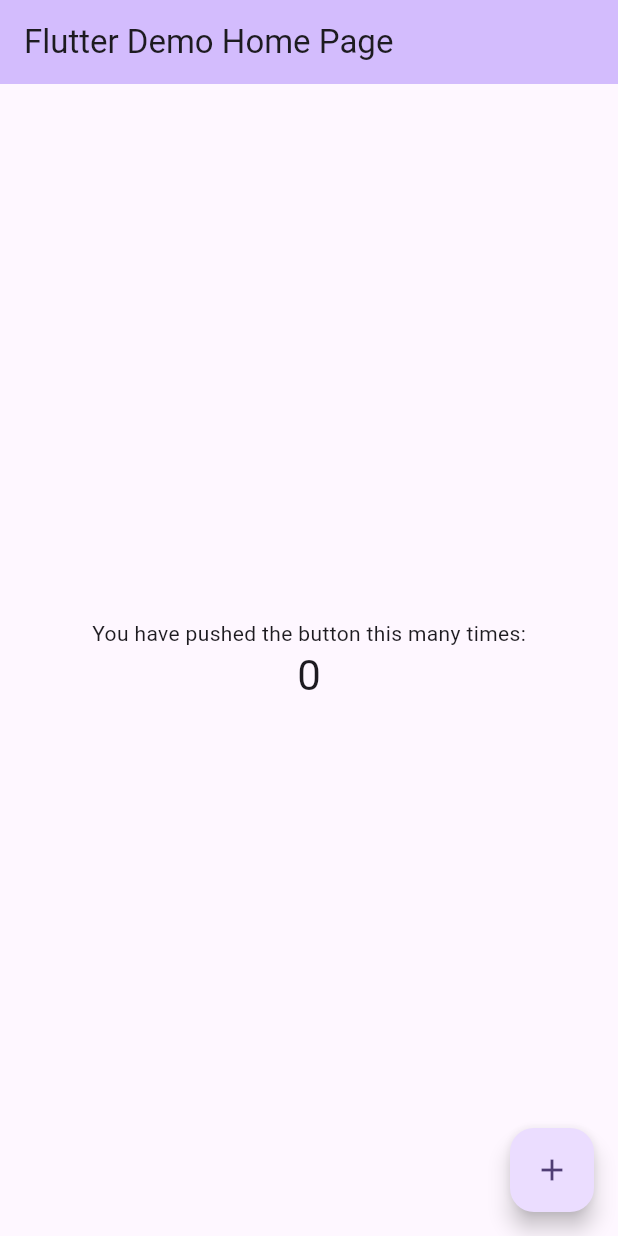
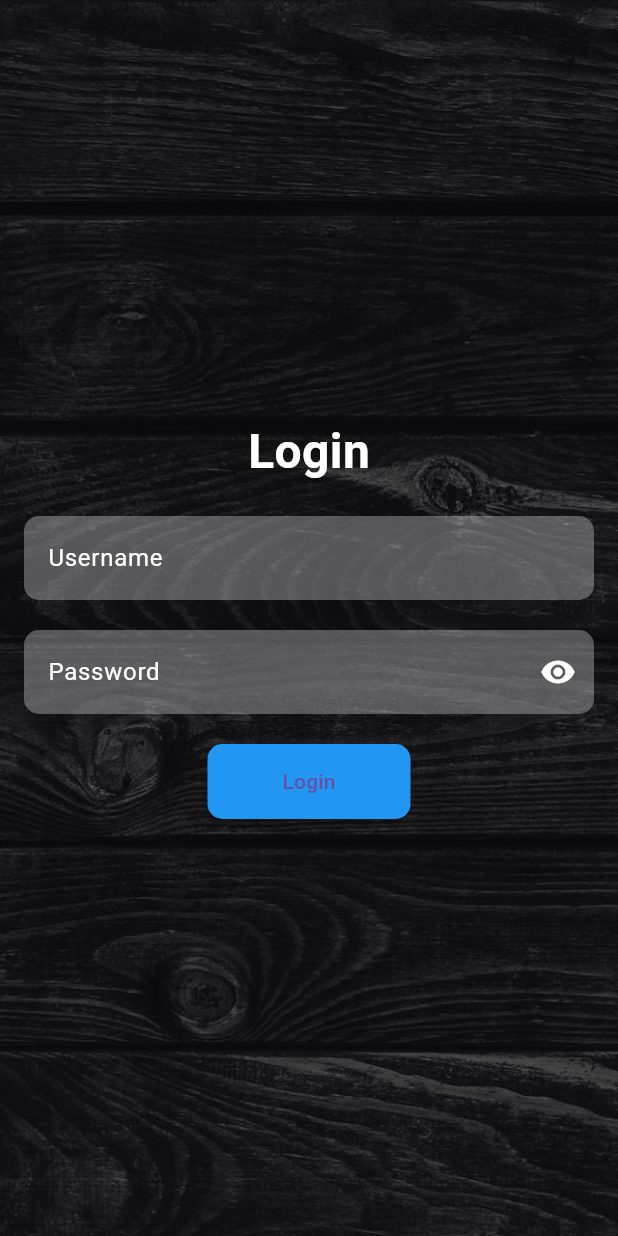
Before and after one commit to Nimalsh/fitEats, a Flutter app: the screen it shows after launch, on a phone screen of 412 x 824 dp. Run offline on Flutter 3.47's test engine with Material 3 defaults, Android fonts, the phone set to English and light mode, and no system bars.

Commit message:
login page create

```diff
--- a/fiteatsmobile/lib/main.dart
+++ b/fiteatsmobile/lib/main.dart
@@ -1,3 +1,4 @@
+import 'package:fiteatsmobile/user/user_login.dart';
 import 'package:flutter/material.dart';
 
 void main() {
@@ -5,121 +6,17 @@
 }
 
 class MyApp extends StatelessWidget {
-  const MyApp({super.key});
+  const MyApp({Key? key}) : super(key: key);
 
-  // This widget is the root of your application.
   @override
   Widget build(BuildContext context) {
     return MaterialApp(
-      title: 'Flutter Demo',
+      debugShowCheckedModeBanner: false,
+      title: 'FIT eats',
       theme: ThemeData(
-        // This is the theme of your application.
-        //
-        // TRY THIS: Try running your application with "flutter run". You'll see
-        // the application has a purple toolbar. Then, without quitting the app,
-        // try changing the seedColor in the colorScheme below to Colors.green
-        // and then invoke "hot reload" (save your changes or press the "hot
-        // reload" button in a Flutter-supported IDE, or press "r" if you used
-        // the command line to start the app).
-        //
-        // Notice that the counter didn't reset back to zero; the application
-        // state is not lost during the reload. To reset the state, use hot
-        // restart instead.
-        //
-        // This works for code too, not just values: Most code changes can be
-        // tested with just a hot reload.
-        colorScheme: ColorScheme.fromSeed(seedColor: Colors.deepPurple),
-        useMaterial3: true,
+        primarySwatch: Colors.blue,
       ),
-      home: const MyHomePage(title: 'Flutter Demo Home Page'),
+      home: LoginPage(),
     );
   }
 }
-
-class MyHomePage extends StatefulWidget {
-  const MyHomePage({super.key, required this.title});
-
-  // This widget is the home page of your application. It is stateful, meaning
-  // that it has a State object (defined below) that contains fields that affect
-  // how it looks.
-
-  // This class is the configuration for the state. It holds the values (in this
-  // case the title) provided by the parent (in this case the App widget) and
-  // used by the build method of the State. Fields in a Widget subclass are
-  // always marked "final".
-
-  final String title;
-
-  @override
-  State<MyHomePage> createState() => _MyHomePageState();
-}
-
-class _MyHomePageState extends State<MyHomePage> {
-  int _counter = 0;
-
-  void _incrementCounter() {
-    setState(() {
-      // This call to setState tells the Flutter framework that something has
-      // changed in this State, which causes it to rerun the build method below
-      // so that the display can reflect the updated values. If we changed
-      // _counter without calling setState(), then the build method would not be
-      // called again, and so nothing would appear to happen.
-      _counter++;
-    });
-  }
-
-  @override
-  Widget build(BuildContext context) {
-    // This method is rerun every time setState is called, for instance as done
-    // by the _incrementCounter method above.
-    //
-    // The Flutter framework has been optimized to make rerunning build methods
-    // fast, so that you can just rebuild anything that needs updating rather
-    // than having to individually change instances of widgets.
-    return Scaffold(
-      appBar: AppBar(
-        // TRY THIS: Try changing the color here to a specific color (to
-        // Colors.amber, perhaps?) and trigger a hot reload to see the AppBar
-        // change color while the other colors stay the same.
-        backgroundColor: Theme.of(context).colorScheme.inversePrimary,
-        // Here we take the value from the MyHomePage object that was created by
-        // the App.build method, and use it to set our appbar title.
-        title: Text(widget.title),
-      ),
-      body: Center(
-        // Center is a layout widget. It takes a single child and positions it
-        // in the middle of the parent.
-        child: Column(
-          // Column is also a layout widget. It takes a list of children and
-          // arranges them vertically. By default, it sizes itself to fit its
-          // children horizontally, and tries to be as tall as its parent.
-          //
-          // Column has various properties to control how it sizes itself and
-          // how it positions its children. Here we use mainAxisAlignment to
-          // center the children vertically; the main axis here is the vertical
-          // axis because Columns are vertical (the cross axis would be
-          // horizontal).
-          //
-          // TRY THIS: Invoke "debug painting" (choose the "Toggle Debug Paint"
-          // action in the IDE, or press "p" in the console), to see the
-          // wireframe for each widget.
-          mainAxisAlignment: MainAxisAlignment.center,
-          children: <Widget>[
-            const Text(
-              'You have pushed the button this many times:',
-            ),
-            Text(
-              '$_counter',
-              style: Theme.of(context).textTheme.headlineMedium,
-            ),
-          ],
-        ),
-      ),
-      floatingActionButton: FloatingActionButton(
-        onPressed: _incrementCounter,
-        tooltip: 'Increment',
-        child: const Icon(Icons.add),
-      ), // This trailing comma makes auto-formatting nicer for build methods.
-    );
-  }
-}
--- /dev/null
+++ b/fiteatsmobile/lib/user/user_login.dart
@@ -0,0 +1,109 @@
+import 'package:flutter/material.dart';
+
+class LoginPage extends StatefulWidget {
+  const LoginPage({Key? key}) : super(key: key);
+
+  @override
+  _LoginPageState createState() => _LoginPageState();
+}
+
+class _LoginPageState extends State<LoginPage> {
+  final TextEditingController _usernameController = TextEditingController();
+  final TextEditingController _passwordController = TextEditingController();
+  bool _obscureText = true;
+
+  @override
+  Widget build(BuildContext context) {
+    return Scaffold(
+      body: Stack(
+        fit: StackFit.expand,
+        children: [
+          Image.asset(
+            'assets/image/Background_image.png',
+            fit: BoxFit.cover,
+          ),
+          Container(
+            color: Colors.black.withOpacity(0.5),
+          ),
+          Center(
+            child: Padding(
+              padding: const EdgeInsets.all(16.0),
+              child: Column(
+                mainAxisAlignment: MainAxisAlignment.center,
+                children: [
+                  const Text(
+                    'Login',
+                    style: TextStyle(
+                      fontSize: 32,
+                      fontWeight: FontWeight.bold,
+                      color: Colors.white,
+                    ),
+                  ),
+                  const SizedBox(height: 20),
+                  TextField(
+                    controller: _usernameController,
+                    decoration: InputDecoration(
+                      hintText: 'Username',
+                      hintStyle: const TextStyle(color: Colors.white),
+                      filled: true,
+                      fillColor: Colors.white.withOpacity(0.3),
+                      border: OutlineInputBorder(
+                        borderRadius: BorderRadius.circular(10),
+                        borderSide: BorderSide.none,
+                      ),
+                    ),
+                    style: const TextStyle(color: Colors.white),
+                  ),
+                  const SizedBox(height: 20),
+                  TextField(
+                    controller: _passwordController,
+                    obscureText: _obscureText,
+                    decoration: InputDecoration(
+                      hintText: 'Password',
+                      hintStyle: const TextStyle(color: Colors.white),
+                      filled: true,
+                      fillColor: Colors.white.withOpacity(0.3),
+                      border: OutlineInputBorder(
+                        borderRadius: BorderRadius.circular(10),
+                        borderSide: BorderSide.none,
+                      ),
+                      suffixIcon: IconButton(
+                        icon: Icon(
+                          _obscureText ? Icons.visibility : Icons.visibility_off,
+                          color: Colors.white,
+                        ),
+                        onPressed: () {
+                          setState(() {
+                            _obscureText = !_obscureText;
+                          });
+                        },
+                      ),
+                    ),
+                    style: const TextStyle(color: Colors.white),
+                  ),
+                  const SizedBox(height: 20),
+                  ElevatedButton(
+                    onPressed: () {
+                      // Handle login action
+                    },
+                    style: ElevatedButton.styleFrom(
+                      backgroundColor: Colors.blue,
+                      shape: RoundedRectangleBorder(
+                        borderRadius: BorderRadius.circular(10),
+                      ),
+                      padding: const EdgeInsets.symmetric(
+                        horizontal: 50,
+                        vertical: 15,
+                      ),
+                    ),
+                    child: const Text('Login'),
+                  ),
+                ],
+              ),
+            ),
+          ),
+        ],
+      ),
+    );
+  }
+}
--- a/fiteatsmobile/pubspec.yaml
+++ b/fiteatsmobile/pubspec.yaml
@@ -35,6 +35,7 @@ dependencies:
   # The following adds the Cupertino Icons font to your application.
   # Use with the CupertinoIcons class for iOS style icons.
   cupertino_icons: ^1.0.6
+  provider: ^6.1.2
 
 dev_dependencies:
   flutter_test:
@@ -63,6 +64,10 @@ flutter:
   #   - images/a_dot_burr.jpeg
   #   - images/a_dot_ham.jpeg
 
+  assets:
+    - assets/image/Background_image.png
+
+
   # An image asset can refer to one or more resolution-specific "variants", see
   # https://flutter.dev/assets-and-images/#resolution-aware
 
```
Also changed, not shown: fiteatsmobile/assets/image/Background_image.png (added), fiteatsmobile/assets/image/circle.png (added), fiteatsmobile/assets/image/plate.png (added), fiteatsmobile/assets/image/register_big_image.png (added), fiteatsmobile/pubspec.lock, 1 other file.
